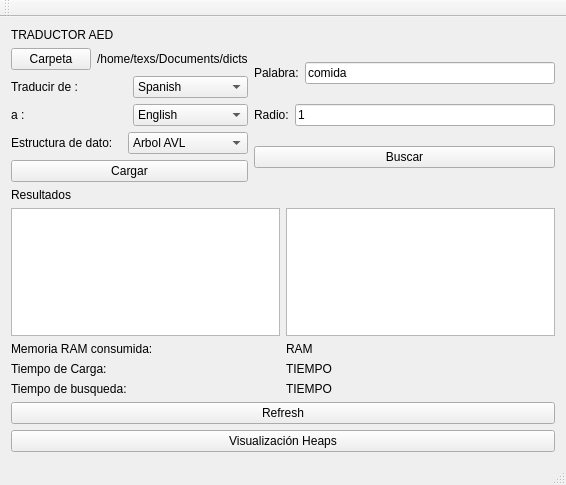
This is windows/ui/mainwindow.ui in luantber/aedtraductor as Qt 5 draws it before an edit. The edited form follows.
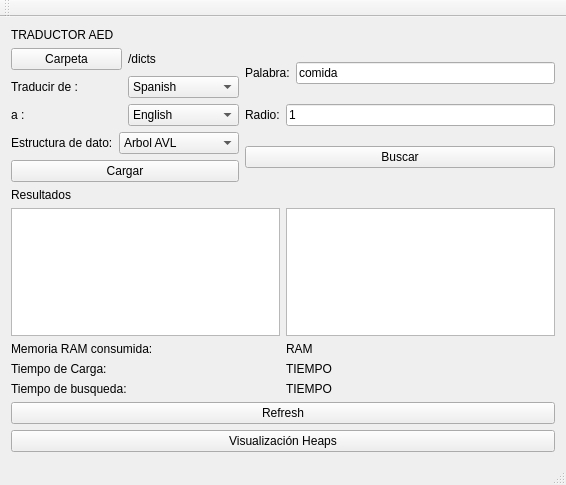
This is the edited form.

What changed in the file:
```diff
--- a/windows/ui/mainwindow.ui
+++ b/windows/ui/mainwindow.ui
@@ -38,7 +38,7 @@
           <item>
            <widget class="QLabel" name="path_label">
             <property name="text">
-             <string>/home/texs/Documents/dicts</string>
+             <string>/dicts</string>
             </property>
            </widget>
           </item>
```
Left out of the diff: 2 changed lines with no effect on the pictures.
